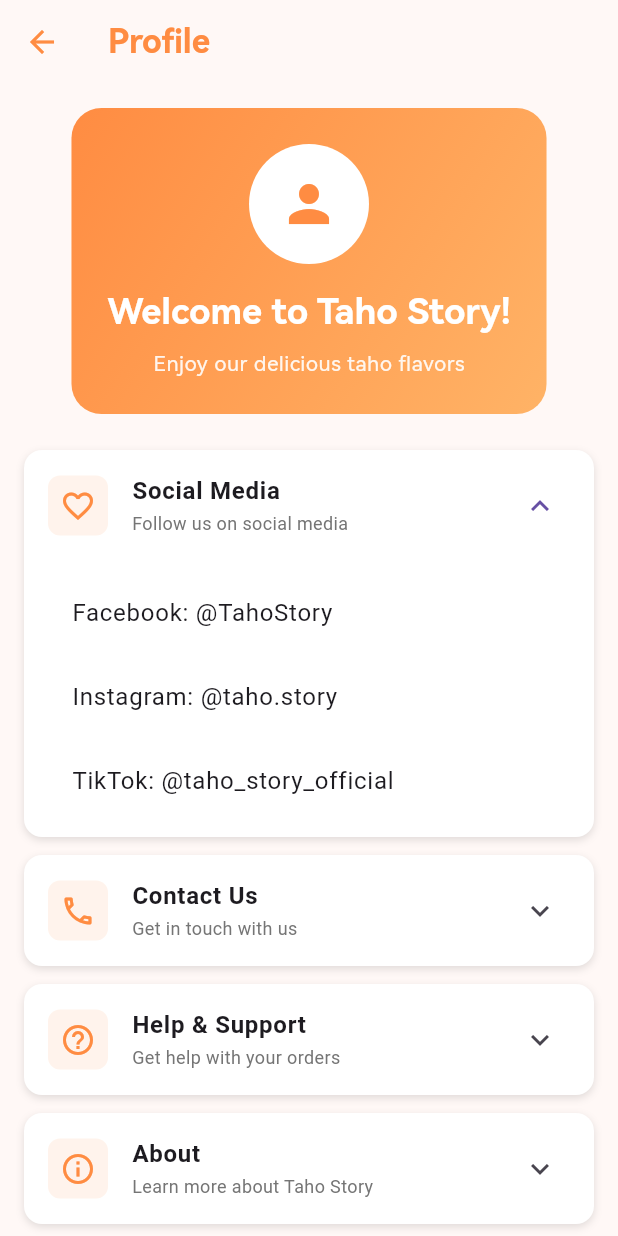
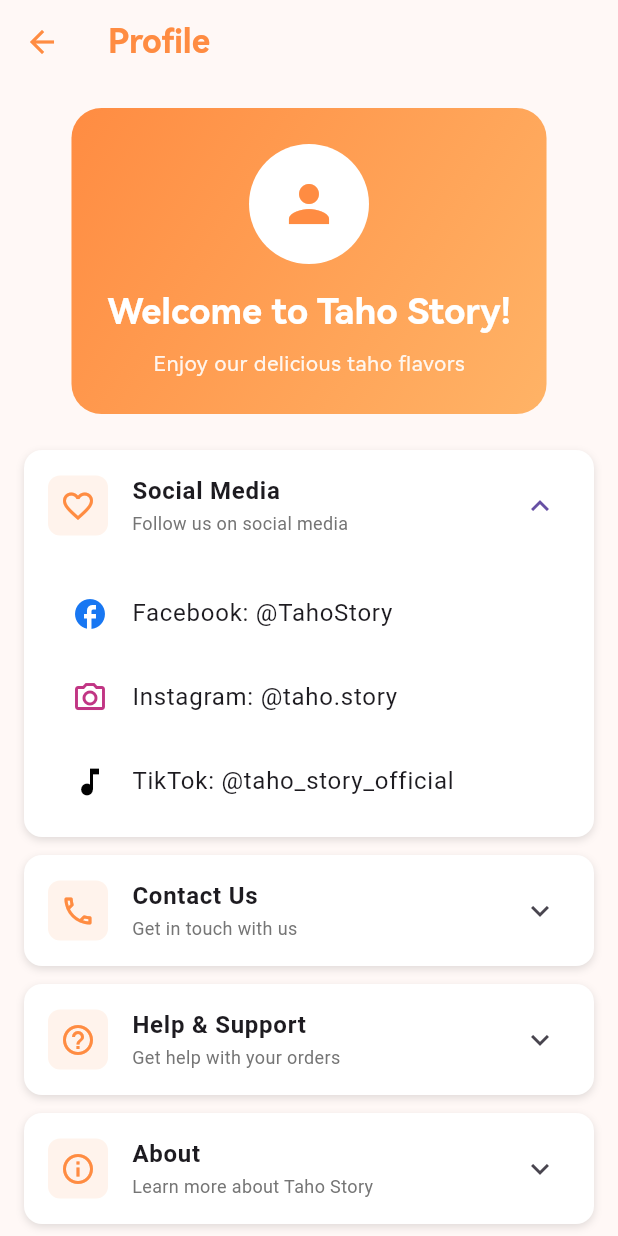
Before and after one commit to hardcorekid03/taho_story, a Flutter app: the ProfileScreen screen opened directly, after a tap on "Social Media", on a phone screen of 412 x 824 dp. Run offline on Flutter 3.47's test engine with Material 3 defaults, Android fonts, the light colour scheme and no system bars; our stand-ins replace flutter_staggered_animations, shared_preferences; accounts and stored records are empty; network calls fail.

Commit message:
Refactor code structure for improved readability and maintainability

```diff
--- a/lib/screens/profile_screen.dart
+++ b/lib/screens/profile_screen.dart
@@ -68,9 +68,20 @@ class ProfileScreen extends StatelessWidget {
               title: 'Social Media',
               subtitle: 'Follow us on social media',
               children: const [
-                ListTile(title: Text('Facebook: @TahoStory')),
-                ListTile(title: Text('Instagram: @taho.story')),
-                ListTile(title: Text('TikTok: @taho_story_official')),
+                ListTile(
+                  leading: Icon(Icons.facebook, color: Color(0xFF1877F2)),
+                  title: Text('Facebook: @TahoStory'),
+                ),
+                ListTile(
+                  leading: Icon(Icons.camera_alt_outlined,
+                      color: Color(0xFFC13584)), // Instagram
+                  title: Text('Instagram: @taho.story'),
+                ),
+                ListTile(
+                  leading: Icon(Icons.music_note,
+                      color: Color(0xFF010101)), // TikTok
+                  title: Text('TikTok: @taho_story_official'),
+                ),
               ],
             ),
             _buildExpandableMenuItem(
@@ -78,8 +89,14 @@ class ProfileScreen extends StatelessWidget {
               title: 'Contact Us',
               subtitle: 'Get in touch with us',
               children: const [
-                ListTile(title: Text('Phone: +63 912 345 6789')),
-                ListTile(title: Text('Email: support@tahostory.ph')),
+                ListTile(
+                  leading: Icon(Icons.phone, color: Colors.green),
+                  title: Text('Phone: +63 912 345 6789'),
+                ),
+                ListTile(
+                  leading: Icon(Icons.email_outlined, color: Colors.orange),
+                  title: Text('Email: support@tahostory.ph'),
+                ),
               ],
             ),
             _buildExpandableMenuItem(
@@ -87,8 +104,15 @@ class ProfileScreen extends StatelessWidget {
               title: 'Help & Support',
               subtitle: 'Get help with your orders',
               children: const [
-                ListTile(title: Text('FAQs')),
-                ListTile(title: Text('Report an Issue')),
+                ListTile(
+                  leading: Icon(Icons.help_outline, color: Colors.blue),
+                  title: Text('FAQs'),
+                ),
+                ListTile(
+                  leading:
+                      Icon(Icons.report_problem_outlined, color: Colors.red),
+                  title: Text('Report an Issue'),
+                ),
               ],
             ),
             _buildExpandableMenuItem(
@@ -97,10 +121,21 @@ class ProfileScreen extends StatelessWidget {
               subtitle: 'Learn more about Taho Story',
               children: const [
                 Padding(
-                  padding: EdgeInsets.symmetric(vertical: 8.0),
+                  padding:
+                      EdgeInsets.symmetric(vertical: 12.0, horizontal: 16.0),
                   child: Text(
-                    'Founded by friends with a playful name suggestion from a child—“Taho Story”—this dessert startup launched its first store on April 29, 2024, at the University of the Philippines Diliman campus. They began with a bold idea: blending traditional tahô with ice cream and chilled flavors, introducing varieties like Ube de Leche, Avocado Loco, Mangga Graham, and more. As demand surged, they rapidly expanded, entering franchising after just one month and growing from 33 branches early in 2025 to aiming for 200–250 nationwide by year-end. Through colorful flavors, smart branding, and the tagline “Bakit Hindi?”, Taho Story has reimagined a nostalgic Filipino favorite into a modern treat that brings people together over sweet, creamy cups.',
-                    style: TextStyle(fontSize: 14, color: Colors.black87),
+                    'Founded by friends with a playful name suggestion from a child—'
+                    '“Taho Story”—this dessert startup launched its first store on April 29, 2024, '
+                    'at the University of the Philippines Diliman2 campus.\n\n'
+                    'They began with a bold idea: blending traditional tahô with ice cream and chilled flavors, '
+                    'introducing varieties like Ube de Leche, Avocado Loco, Mangga Graham, and more.\n\n'
+                    'As demand surged, they rapidly expanded—entering franchising after just one month and growing '
+                    'from 33 branches early in 2025 to aiming for 200–250 nationwide by year-end.\n\n'
+                    'Through colorful flavors, smart branding, and the tagline “Bakit Hindi?”, Taho Story has reimagined '
+                    'a nostalgic Filipino favorite into a modern treat that brings people together over sweet, creamy cups.',
+                    style: TextStyle(
+                        fontSize: 14, color: Colors.black87, height: 1.5),
+                    textAlign: TextAlign.justify,
                   ),
                 ),
               ],
--- a/pubspec.yaml
+++ b/pubspec.yaml
@@ -19,6 +19,8 @@ dev_dependencies:
   flutter_test:
     sdk: flutter
   flutter_lints: ^5.0.0
+  flutter_staggered_animations: ^1.1.1
+
 
 flutter:
   uses-material-design: true
```
Also changed, not shown: lib/main.dart (+7 -1 lines), lib/screens/menu_screen.dart (+26 -30 lines), lib/widgets/order_form.dart (+16 -0 lines), assets/images/logo.jpg (added), assets/images/logo.webp (deleted), pubspec.lock, 2 other files.
